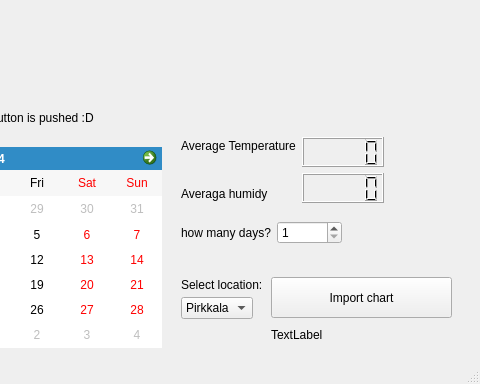
First picture: the form in weather_power_app/mainwindow.ui, repository Teemumokkonen/comp-se-110-software-design, before the edit; both pictures show x 849 to 1329 and y 462 to 846 of the 1329 by 846 pixel window.
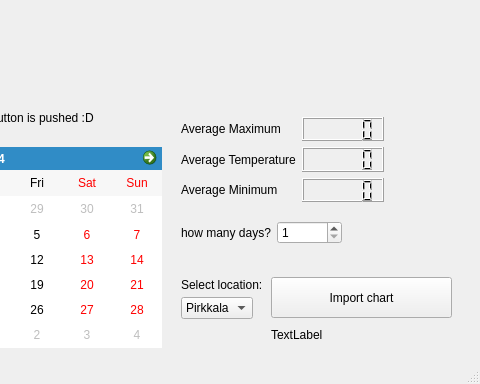
Second picture: the form after the edit.

What changed in the file:
```diff
--- a/weather_power_app/mainwindow.ui
+++ b/weather_power_app/mainwindow.ui
@@ -30,14 +30,21 @@
     <property name="geometry">
      <rect>
       <x>1030</x>
-      <y>580</y>
+      <y>560</y>
       <width>203</width>
-      <height>66</height>
+      <height>85</height>
      </rect>
     </property>
     <layout class="QHBoxLayout" name="horizontalLayout_4">
      <item>
       <layout class="QVBoxLayout" name="verticalLayout_5">
+       <item>
+        <widget class="QLabel" name="label_3">
+         <property name="text">
+          <string>Average Maximum</string>
+         </property>
+        </widget>
+       </item>
        <item>
         <widget class="QLabel" name="label_2">
          <property name="text">
@@ -45,17 +52,10 @@
          </property>
         </widget>
        </item>
-       <item>
-        <widget class="QLabel" name="label_3">
-         <property name="text">
-          <string/>
-         </property>
-        </widget>
-       </item>
        <item>
         <widget class="QLabel" name="label">
          <property name="text">
-          <string>Averaga humidy</string>
+          <string>Average Minimum</string>
          </property>
         </widget>
        </item>
@@ -67,7 +67,10 @@
         <widget class="QLCDNumber" name="lcdNumber"/>
        </item>
        <item>
-        <widget class="QLCDNumber" name="lcdNumber_3"/>
+        <widget class="QLCDNumber" name="lcdNumberAVG"/>
+       </item>
+       <item>
+        <widget class="QLCDNumber" name="lcdNumbermin"/>
        </item>
       </layout>
      </item>
```
Left out of the diff: 4 changed lines with no effect on the pictures.
